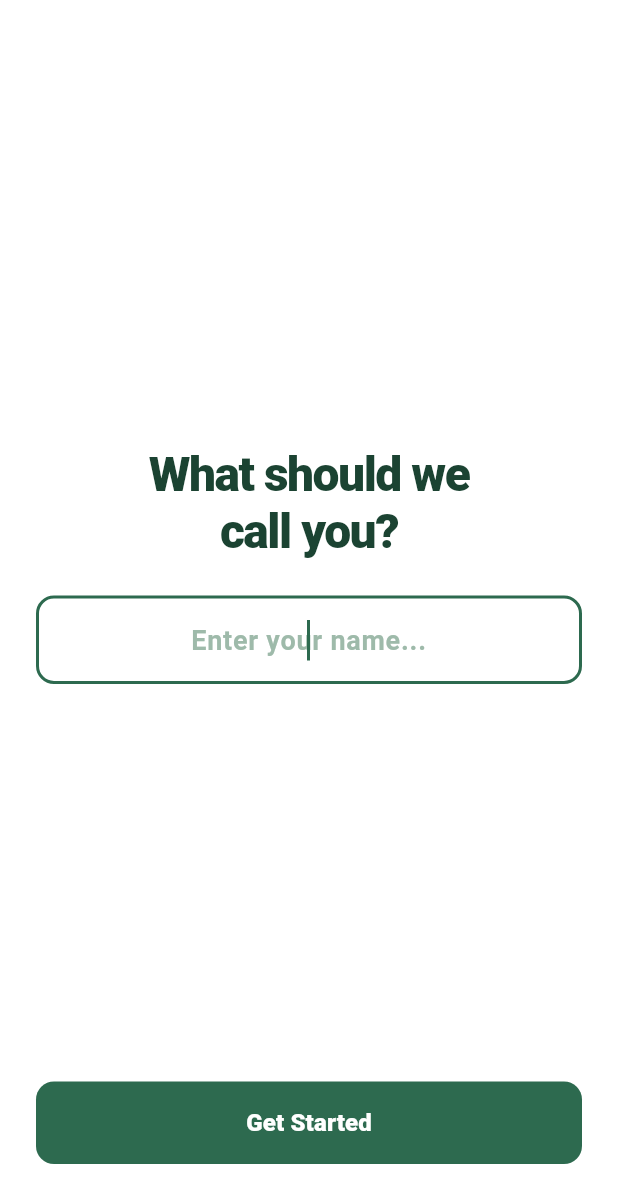
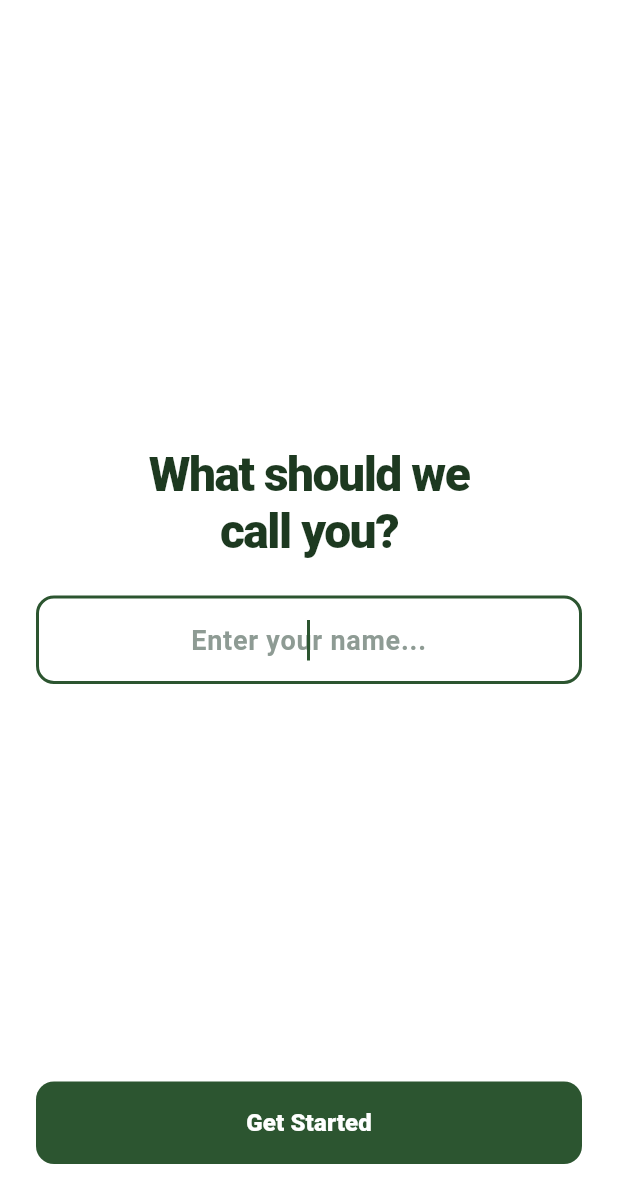
Before and after one commit to Johnl07/digital-gardening-assistant, a Flutter app: the screen it shows after launch, after a tap on "Next", on a phone screen of 412 x 824 dp. Shown: the top 1203 px of the screen. Run offline on Flutter 3.47's test engine with Material 3 defaults, Android fonts, the phone set to English and light mode, and no system bars; our stand-ins replace shared_preferences.

Commit message:
applied new Forest & Cream theme colors

```diff
--- a/lib/main.dart
+++ b/lib/main.dart
@@ -16,16 +16,16 @@ class MyApp extends StatelessWidget {
       theme: ThemeData(
         useMaterial3: true,
         brightness: Brightness.light,
-        scaffoldBackgroundColor: const Color(0xFFFAFAFA),
+        scaffoldBackgroundColor: const Color(0xFFF9F8F4),
         colorScheme: const ColorScheme.light(
-          primary: Color(0xFF2D6A4F),       // Fresh forest green
-          secondary: Color(0xFF52B788),     // Bright mint accent
+          primary: Color(0xFF2C5530),       // Forest Green
+          secondary: Color(0xFF88A07A),     // Soft Sage
           surface: Colors.white,
-          error: Color(0xFFD90429),
+          error: Color(0xFFC27B5C),         // Earthy Terracotta
         ),
         appBarTheme: const AppBarTheme(
           backgroundColor: Colors.white,
-          foregroundColor: Color(0xFF1B4332),
+          foregroundColor: Color(0xFF1E2320), // Slate Charcoal
           elevation: 0,
           scrolledUnderElevation: 0,
         ),
@@ -34,12 +34,12 @@ class MyApp extends StatelessWidget {
           elevation: 0,
           shape: RoundedRectangleBorder(
             borderRadius: BorderRadius.circular(16),
-            side: const BorderSide(color: Color(0xFFE9EFEA), width: 1),
+            side: const BorderSide(color: Color(0xFFE5E9E4), width: 1),
           ),
         ),
         elevatedButtonTheme: ElevatedButtonThemeData(
           style: ElevatedButton.styleFrom(
-            backgroundColor: const Color(0xFF2D6A4F),
+            backgroundColor: const Color(0xFF2C5530),
             foregroundColor: Colors.white,
             elevation: 0,
             padding: const EdgeInsets.symmetric(horizontal: 24, vertical: 16),
--- a/lib/screens/home_screen.dart
+++ b/lib/screens/home_screen.dart
@@ -9,15 +9,16 @@ import '../services/storage_service.dart';
 
 // ─── Minimalist Green & White Design System ──────────────────────────────────
 class _Theme {
-  static const primary = Color(0xFF2D6A4F);      // Fresh forest green
-  static const primaryDark = Color(0xFF1B4332);  // Deep forest green
-  static const accent = Color(0xFF52B788);       // Bright mint accent
-  static const bg = Color(0xFFFAFAFA);           // Clean off-white background
+  static const primary = Color(0xFF2C5530);      // Forest Green
+  static const primaryDark = Color(0xFF1D3920);  // Dark Forest Green
+  static const accent = Color(0xFF88A07A);       // Soft Sage
+  static const bg = Color(0xFFF9F8F4);           // Warm Cream
   static const cardBg = Colors.white;            // White card background
-  static const border = Color(0xFFE9EFEA);       // Very thin soft green-grey border
-  static const textPrimary = Color(0xFF1B2E24);  // Charcoal deep green-black
-  static const textSecondary = Color(0xFF5A7365);// Muted soft green-grey
-  static const textTertiary = Color(0xFF9EBAAA); // Muted light green-grey
+  static const border = Color(0xFFE5E9E4);       // Sage-tinted thin border
+  static const textPrimary = Color(0xFF1E2320);  // Slate Charcoal text
+  static const textSecondary = Color(0xFF55605A);// Muted soft charcoal
+  static const textTertiary = Color(0xFF8E9B94); // Light soft charcoal
+  static const highlight = Color(0xFFC27B5C);    // Earthy Terracotta
 
   static const r12 = BorderRadius.all(Radius.circular(12));
   static const r16 = BorderRadius.all(Radius.circular(16));
```
